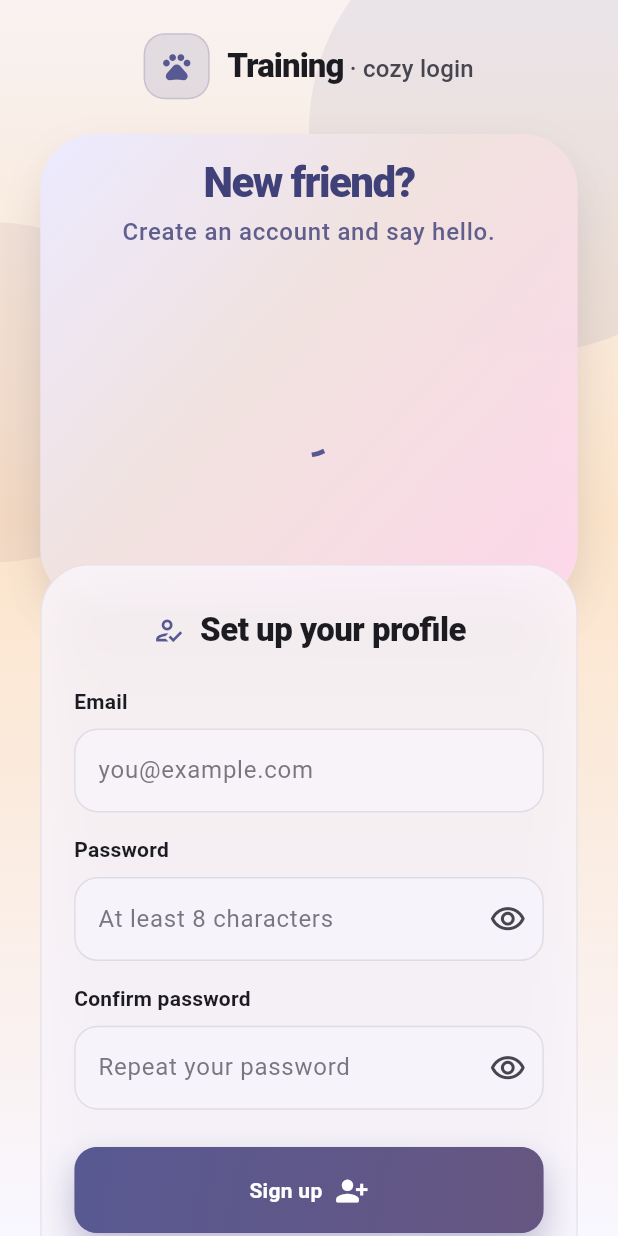
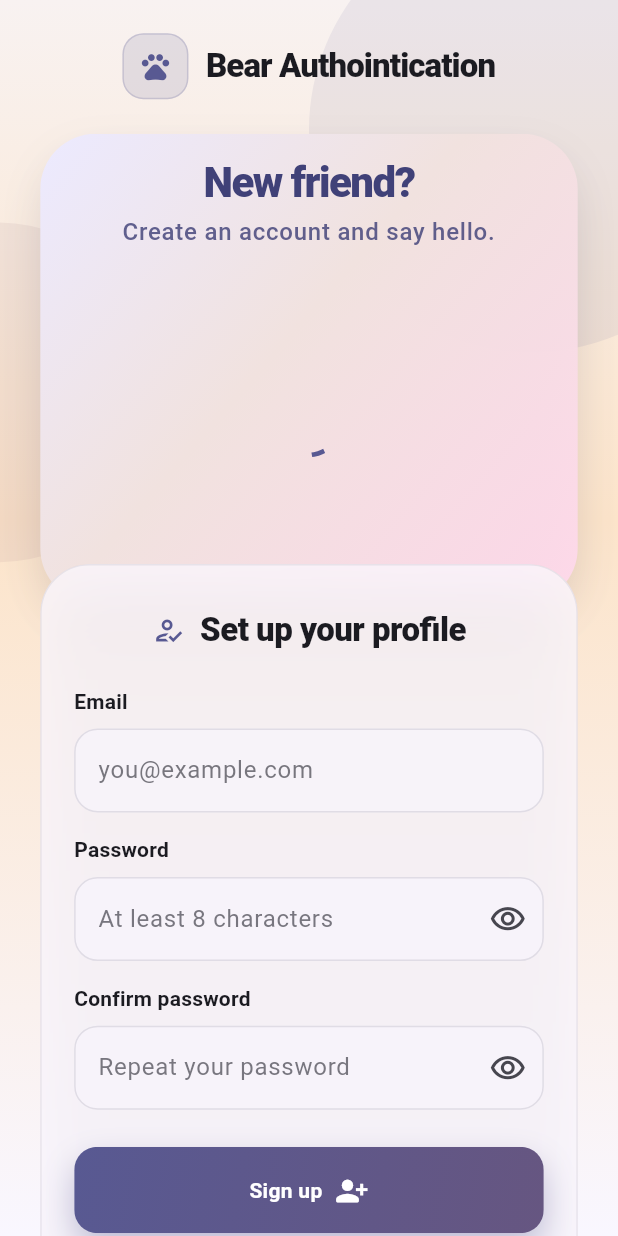
Before and after one commit to apollocked/bear_animation_auth_page, a Flutter app: the screen it shows after launch, on a phone screen of 412 x 824 dp. Run offline on Flutter 3.47's test engine with Material 3 defaults, Android fonts, the phone set to English and light mode, and no system bars; our stand-ins replace rive; statements that could not run were skipped.

```diff
--- a/lib/ui/pages/auth_page.dart
+++ b/lib/ui/pages/auth_page.dart
@@ -404,18 +404,11 @@ class _BrandStrip extends StatelessWidget {
           TextSpan(
             children: [
               TextSpan(
-                text: 'Training',
+                text: 'Bear Authointication',
                 style: theme.textTheme.titleLarge?.copyWith(
                   fontWeight: FontWeight.w800,
                   letterSpacing: -0.6,
                   color: scheme.onSurface,
-                ),
-              ),
-              TextSpan(
-                text: ' · cozy login',
-                style: theme.textTheme.titleMedium?.copyWith(
-                  fontWeight: FontWeight.w500,
-                  color: scheme.onSurfaceVariant,
                 ),
               ),
             ],
```
Also changed, not shown: 1 other file.
